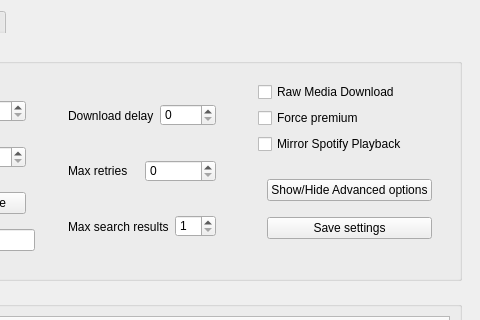
Qt form src/onthespot/gui/qtui/main.ui (moddroid94/onthespot) before a commit; both pictures show x 505 to 985 and y 0 to 320 of the 985 by 697 pixel window.
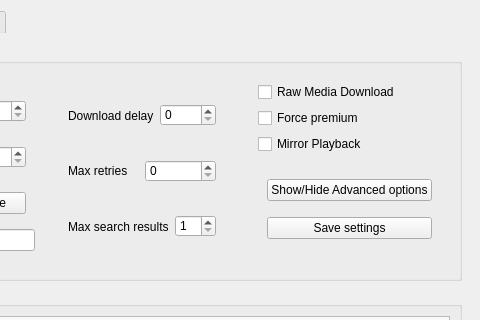
The same form after that commit. The open tabs and pages were chosen to show the change. Icons and pictures are not drawn.

```diff
--- a/src/onthespot/gui/qtui/main.ui
+++ b/src/onthespot/gui/qtui/main.ui
@@ -879,7 +879,7 @@
               <item>
                <widget class="QCheckBox" name="inp_enable_spot_watch">
                 <property name="text">
-                 <string>Mirror Spotify Playback</string>
+                 <string>Mirror Playback</string>
                 </property>
                </widget>
               </item>
```
